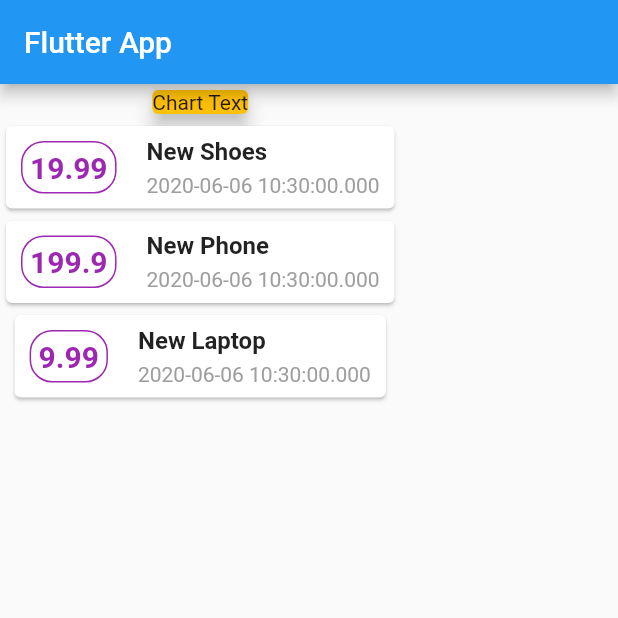
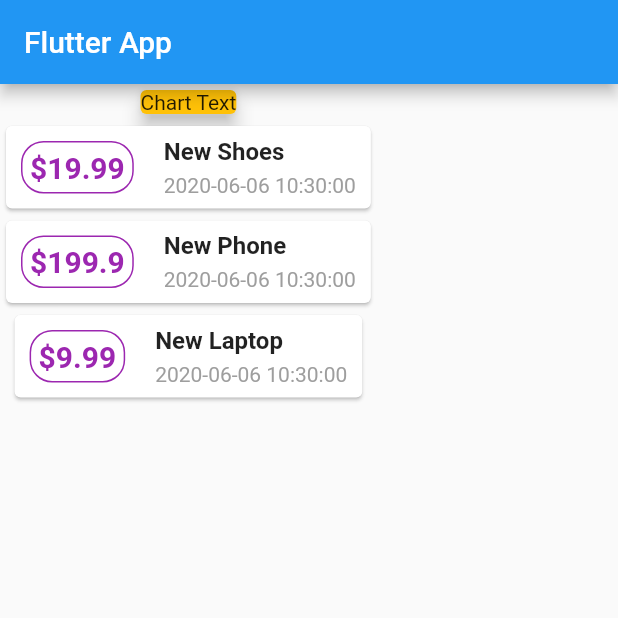
Before and after one commit to GargNishant/PersonalExpenses, a Flutter app: the screen it shows after launch, on a phone screen of 412 x 824 dp, the top half of it. Run offline on Flutter 3.47's test engine with Material 2 defaults, Android fonts, the phone set to English and light mode, and no system bars.

```diff
--- a/lib/transWidget.dart
+++ b/lib/transWidget.dart
@@ -1,5 +1,6 @@
 import 'package:flutter/material.dart';
 import 'package:personalexpenses/transaction.dart';
+import 'package:intl/intl.dart';
 
 class TransWidget extends StatelessWidget {
   final Transaction trans;
@@ -21,7 +22,7 @@ class TransWidget extends StatelessWidget {
               borderRadius: BorderRadius.circular(15),
             ),
             child: Text(
-              trans.amount.toString(),
+              "\$${trans.amount}",
               style: TextStyle(
                   fontWeight: FontWeight.bold,
                   fontSize: 20,
@@ -41,7 +42,7 @@ class TransWidget extends StatelessWidget {
                 ),
                 SizedBox(height: 5),
                 Text(
-                  trans.timeStamp.toString(),
+                  DateFormat('yyyy-MM-dd hh:mm:ss').format(trans.timeStamp),
                   style: TextStyle(color: Colors.grey),
                 ),
               ],
--- a/pubspec.yaml
+++ b/pubspec.yaml
@@ -23,6 +23,7 @@ environment:
 dependencies:
   flutter:
     sdk: flutter
+  intl: ^0.16.1
 
 
   # The following adds the Cupertino Icons font to your application.
```
Also changed, not shown: pubspec.lock.
